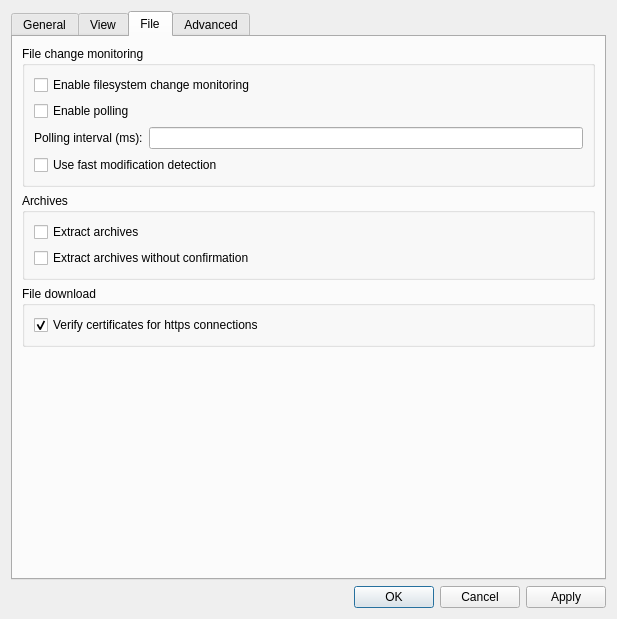
Qt form src/ui/include/optionsdialog.ui (nickbnf/glogg) before a commit.
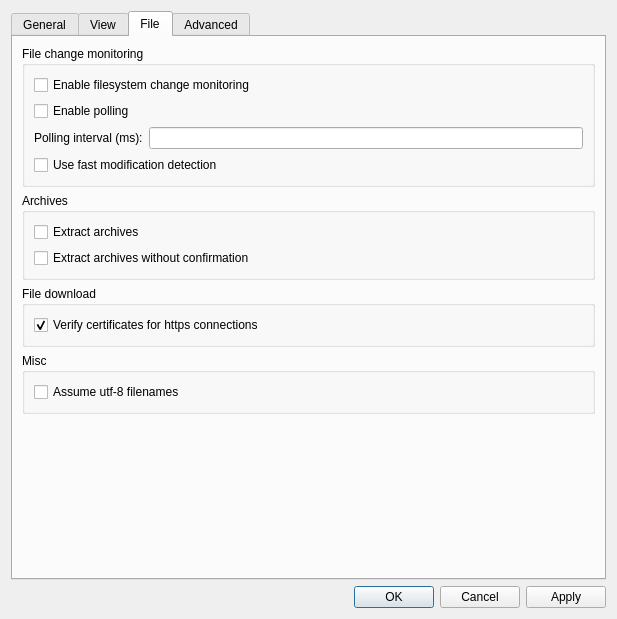
The same form after that commit. The open tabs and pages were chosen to show the change.

Commit message: Add option to force utf8 filenames (#223)

Diff of the .ui file:
```diff
--- a/src/ui/include/optionsdialog.ui
+++ b/src/ui/include/optionsdialog.ui
@@ -432,6 +432,22 @@
          </layout>
         </widget>
        </item>
+       <item>
+        <widget class="QGroupBox" name="fileSettingsBox">
+         <property name="title">
+          <string>Misc</string>
+         </property>
+         <layout class="QVBoxLayout" name="verticalLayout_16">
+          <item>
+           <widget class="QCheckBox" name="assumeUtf8FilenamesCheckBox">
+            <property name="text">
+             <string>Assume utf-8 filenames</string>
+            </property>
+           </widget>
+          </item>
+         </layout>
+        </widget>
+       </item>
        <item>
         <spacer name="verticalSpacer_3">
          <property name="orientation">
```
The commit also changes 4 other files.
